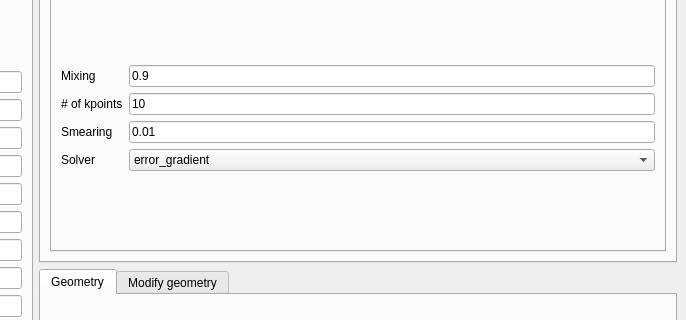
Before: the Qt Designer form interface-pyqt/multilayergraphene/interface.ui in joselado/quantum-lattice, drawn with Qt 5; both pictures show x 614 to 1300 and y 83 to 403 of the 1300 by 776 pixel window.
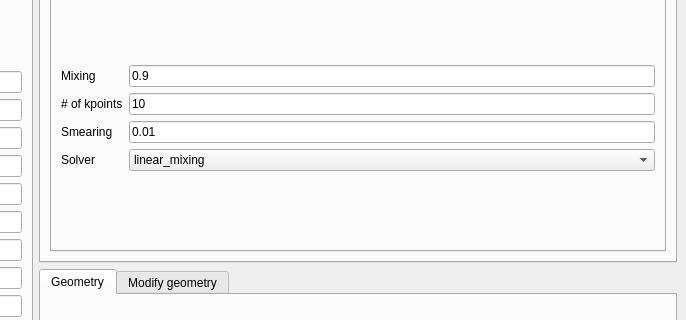
After: the same form once the commit is applied. The open tabs and pages were chosen to show the change. Custom widgets are drawn as their Qt base class.

Commit message:
Make linear_mixing the default SCF solver
Swap the scf_solver dropdown's item order (Convergence sub-tab, all
SCF-capable modes) so linear_mixing is index 0/default and
error_gradient is the alternative, instead of the other way around.

Claude-Session: https://claude.ai/code/session_012fL8wwuicuNy2k5fzsptqR

```diff
--- a/interface-pyqt/multilayergraphene/interface.ui
+++ b/interface-pyqt/multilayergraphene/interface.ui
@@ -1006,7 +1006,7 @@
                 </property>
                 <item>
                  <property name="text">
-                  <string>error_gradient</string>
+                  <string>linear_mixing</string>
                  </property>
                 </item>
                 <item>
```
Left out of the diff: 2 changed lines with no effect on the pictures. The commit also changes 16 other files.
